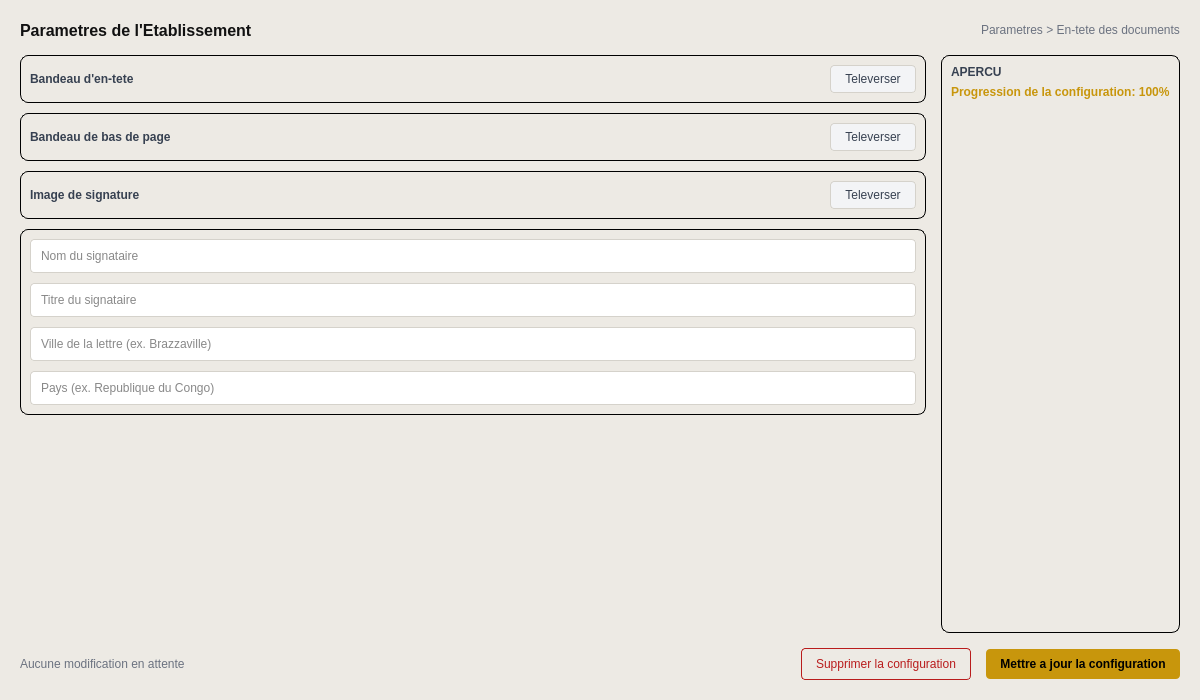
Old version of the form ui/ui_files/parametres/parametres.ui in the repository laudesmassamba1-ai/Logiciel-de-gestion-scolaire.
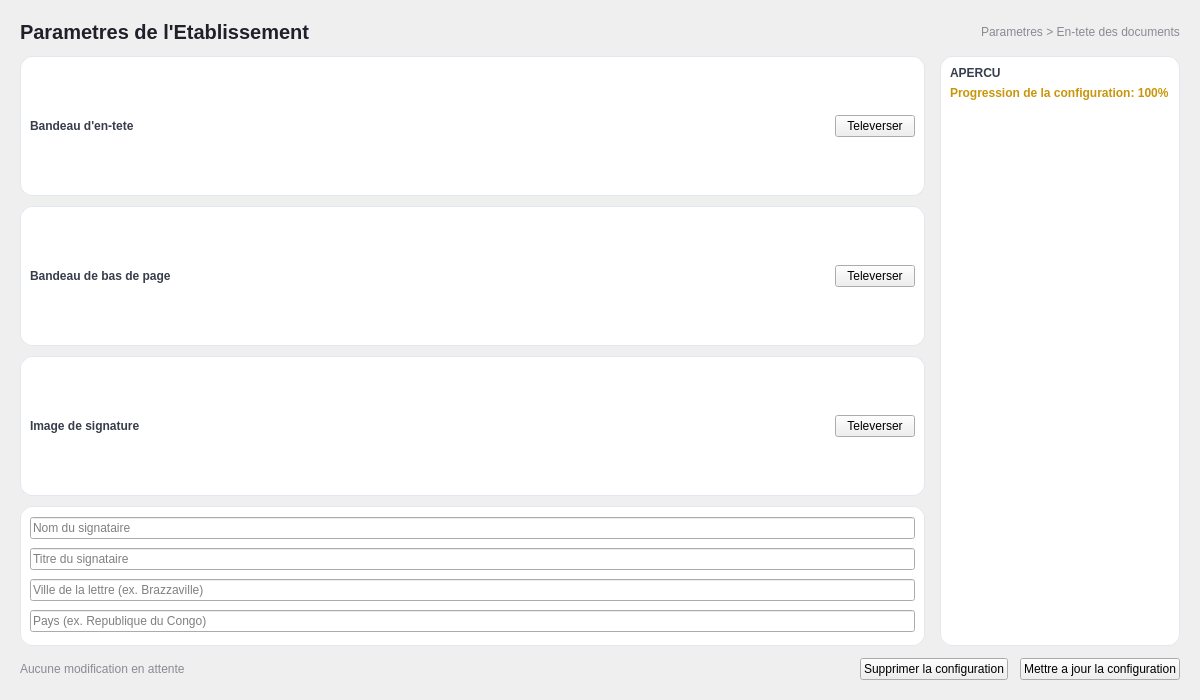
New version of the form.

Patch:
```diff
--- a/ui/ui_files/parametres/parametres.ui
+++ b/ui/ui_files/parametres/parametres.ui
@@ -13,12 +13,9 @@
   <property name="windowTitle">
    <string>Parametres de l'Etablissement</string>
   </property>
-  <property name="styleSheet">
-   <string>background-color: #EDEAE4;</string>
-  </property>
   <layout class="QVBoxLayout" name="verticalLayout">
        <property name="spacing">
-        <number>15</number>
+    <number>12</number>
        </property>
        <property name="leftMargin">
         <number>20</number>
@@ -37,7 +34,7 @@
          <item>
           <widget class="QLabel" name="lbl_title">
            <property name="styleSheet">
-            <string>color: #111111; font-size: 16px; font-weight: bold;</string>
+        <string>color: #20202A; font-size: 20px; font-weight: 700; border: none;</string>
            </property>
            <property name="text">
             <string>Parametres de l'Etablissement</string>
@@ -60,7 +57,7 @@
          <item>
           <widget class="QLabel" name="lbl_breadcrumb">
            <property name="styleSheet">
-            <string>color: #6b7280; font-size: 12px;</string>
+        <string>color: #8A8A93; font-size: 12px; border: none;</string>
            </property>
            <property name="text">
             <string>Parametres &gt; En-tete des documents</string>
@@ -76,9 +73,7 @@
          </property>
          <item>
           <widget class="QScrollArea" name="scrollArea">
-           <property name="styleSheet">
-            <string>border: none; background: transparent;</string>
-           </property>
+<property name="styleSheet"><string>QScrollArea#scrollArea { border: none; background: transparent; }</string></property>
            <property name="widgetResizable">
             <bool>true</bool>
            </property>
@@ -88,7 +83,7 @@
               <x>0</x>
               <y>0</y>
               <width>804</width>
-              <height>350</height>
+          <height>420</height>
              </rect>
             </property>
             <layout class="QVBoxLayout" name="verticalLayout_Scroll">
@@ -110,13 +105,13 @@
              <item>
               <widget class="QFrame" name="card1">
                <property name="styleSheet">
-                <string>background-color: transparent; color: #000000; border: 1px solid #000000; border-radius: 8px;</string>
+            <string>QFrame#card1 { background-color: #FFFFFF; color: #1D1D1F; border: 1px solid #E1E6EF; border-radius: 12px; }</string>
                </property>
                <layout class="QHBoxLayout" name="horizontalLayout_Card1">
                 <item>
                  <widget class="QLabel" name="lbl_card1">
                   <property name="styleSheet">
-                   <string>color: #374151; font-weight: bold; border: none;</string>
+               <string>color: #373D4A; font-weight: 700; border: none;</string>
                   </property>
                   <property name="text">
                    <string>Bandeau d'en-tete</string>
@@ -138,8 +133,8 @@
                 </item>
                 <item>
                  <widget class="QPushButton" name="btn_upload1">
-                  <property name="styleSheet">
-                   <string>background-color: #f3f4f6; color: #374151; border: 1px solid #D5D2CB; border-radius: 4px; padding: 6px 14px;</string>
+              <property name="cursor">
+               <cursorShape>PointingHandCursor</cursorShape>
                   </property>
                   <property name="text">
                    <string>Televerser</string>
@@ -152,13 +147,13 @@
              <item>
               <widget class="QFrame" name="card2">
                <property name="styleSheet">
-                <string>background-color: transparent; color: #000000; border: 1px solid #000000; border-radius: 8px;</string>
+            <string>QFrame#card2 { background-color: #FFFFFF; color: #1D1D1F; border: 1px solid #E1E6EF; border-radius: 12px; }</string>
                </property>
                <layout class="QHBoxLayout" name="horizontalLayout_Card2">
                 <item>
                  <widget class="QLabel" name="lbl_card2">
                   <property name="styleSheet">
-                   <string>color: #374151; font-weight: bold; border: none;</string>
+               <string>color: #373D4A; font-weight: 700; border: none;</string>
                   </property>
                   <property name="text">
                    <string>Bandeau de bas de page</string>
@@ -180,8 +175,8 @@
                 </item>
                 <item>
                  <widget class="QPushButton" name="btn_upload2">
-                  <property name="styleSheet">
-                   <string>background-color: #f3f4f6; color: #374151; border: 1px solid #D5D2CB; border-radius: 4px; padding: 6px 14px;</string>
+              <property name="cursor">
+               <cursorShape>PointingHandCursor</cursorShape>
                   </property>
                   <property name="text">
                    <string>Televerser</string>
@@ -194,13 +189,13 @@
              <item>
               <widget class="QFrame" name="card3">
                <property name="styleSheet">
-                <string>background-color: transparent; color: #000000; border: 1px solid #000000; border-radius: 8px;</string>
+            <string>QFrame#card3 { background-color: #FFFFFF; color: #1D1D1F; border: 1px solid #E1E6EF; border-radius: 12px; }</string>
                </property>
                <layout class="QHBoxLayout" name="horizontalLayout_Card3">
                 <item>
                  <widget class="QLabel" name="lbl_card3">
                   <property name="styleSheet">
-                   <string>color: #374151; font-weight: bold; border: none;</string>
+               <string>color: #373D4A; font-weight: 700; border: none;</string>
                   </property>
                   <property name="text">
                    <string>Image de signature</string>
@@ -222,8 +217,8 @@
                 </item>
                 <item>
                  <widget class="QPushButton" name="btn_upload3">
-                  <property name="styleSheet">
-                   <string>background-color: #f3f4f6; color: #374151; border: 1px solid #D5D2CB; border-radius: 4px; padding: 6px 14px;</string>
+              <property name="cursor">
+               <cursorShape>PointingHandCursor</cursorShape>
                   </property>
                   <property name="text">
                    <string>Televerser</string>
@@ -236,17 +231,14 @@
              <item>
               <widget class="QFrame" name="card_inputs">
                <property name="styleSheet">
-                <string>background-color: transparent; color: #000000; border: 1px solid #000000; border-radius: 8px;</string>
+            <string>QFrame#card_inputs { background-color: #FFFFFF; color: #1D1D1F; border: 1px solid #E1E6EF; border-radius: 12px; }</string>
                </property>
                <layout class="QVBoxLayout" name="verticalLayout_Inputs">
                 <property name="spacing">
-                 <number>10</number>
+             <number>8</number>
                 </property>
                 <item>
                  <widget class="QLineEdit" name="input_signer_name">
-                  <property name="styleSheet">
-                   <string>border: 1px solid #D5D2CB; border-radius: 4px; padding: 8px; background: #FFFFFF; color: #111111;</string>
-                  </property>
                   <property name="placeholderText">
                    <string>Nom du signataire</string>
                   </property>
@@ -254,9 +246,6 @@
                 </item>
                 <item>
                  <widget class="QLineEdit" name="input_signer_title">
-                  <property name="styleSheet">
-                   <string>border: 1px solid #D5D2CB; border-radius: 4px; padding: 8px; background: #FFFFFF; color: #111111;</string>
-                  </property>
                   <property name="placeholderText">
                    <string>Titre du signataire</string>
                   </property>
@@ -264,9 +253,6 @@
                 </item>
                 <item>
                  <widget class="QLineEdit" name="input_city">
-                  <property name="styleSheet">
-                   <string>border: 1px solid #D5D2CB; border-radius: 4px; padding: 8px; background: #FFFFFF; color: #111111;</string>
-                  </property>
                   <property name="placeholderText">
                    <string>Ville de la lettre (ex. Brazzaville)</string>
                   </property>
@@ -274,9 +260,6 @@
                 </item>
                 <item>
                  <widget class="QLineEdit" name="input_country">
-                  <property name="styleSheet">
-                   <string>border: 1px solid #D5D2CB; border-radius: 4px; padding: 8px; background: #FFFFFF; color: #111111;</string>
-                  </property>
                   <property name="placeholderText">
                    <string>Pays (ex. Republique du Congo)</string>
                   </property>
@@ -285,39 +268,26 @@
                </layout>
               </widget>
              </item>
-             <item>
-              <spacer name="verticalSpacer_Scroll">
-               <property name="orientation">
-                <enum>Qt::Vertical</enum>
-               </property>
-               <property name="sizeHint" stdset="0">
-                <size>
-                 <width>20</width>
-                 <height>40</height>
-                </size>
-               </property>
-              </spacer>
-             </item>
             </layout>
            </widget>
           </widget>
          </item>
          <item>
           <widget class="QFrame" name="previewCard">
-           <property name="maximumSize">
+       <property name="minimumSize">
             <size>
-             <width>320</width>
-             <height>16777215</height>
+         <width>240</width>
+         <height>0</height>
             </size>
            </property>
            <property name="styleSheet">
-            <string>background-color: transparent; color: #000000; border: 1px solid #000000; border-radius: 8px;</string>
+        <string>QFrame#previewCard { background-color: #FFFFFF; color: #1D1D1F; border: 1px solid #E1E6EF; border-radius: 12px; }</string>
            </property>
            <layout class="QVBoxLayout" name="verticalLayout_Preview">
             <item>
              <widget class="QLabel" name="lbl_preview_title">
               <property name="styleSheet">
-               <string>font-weight: bold; color: #374151; border: none;</string>
+           <string>font-weight: 700; color: #373D4A; border: none;</string>
               </property>
               <property name="text">
                <string>APERCU</string>
@@ -327,7 +297,7 @@
             <item>
              <widget class="QLabel" name="lbl_progression">
               <property name="styleSheet">
-               <string>color: #C8960C; font-weight: bold; border: none;</string>
+           <string>color: #C8960C; font-weight: 700; border: none;</string>
               </property>
               <property name="text">
                <string>Progression de la configuration: 100%</string>
@@ -357,7 +327,7 @@
          <item>
           <widget class="QLabel" name="lbl_status">
            <property name="styleSheet">
-            <string>color: #6b7280;</string>
+        <string>color: #8A8A93; border: none;</string>
            </property>
            <property name="text">
             <string>Aucune modification en attente</string>
@@ -379,8 +349,8 @@
          </item>
          <item>
           <widget class="QPushButton" name="btn_delete">
-           <property name="styleSheet">
-            <string>color: #B91C1C; background: transparent; border: 1px solid #B91C1C; border-radius: 4px; padding: 8px 14px;</string>
+       <property name="cursor">
+        <cursorShape>PointingHandCursor</cursorShape>
            </property>
            <property name="text">
             <string>Supprimer la configuration</string>
@@ -389,8 +359,8 @@
          </item>
          <item>
           <widget class="QPushButton" name="btn_update">
-           <property name="styleSheet">
-            <string>color: #000000; background-color: #C8960C; border-radius: 4px; padding: 8px 14px; font-weight: bold;</string>
+       <property name="cursor">
+        <cursorShape>PointingHandCursor</cursorShape>
            </property>
            <property name="text">
             <string>Mettre a jour la configuration</string>
```
Lines whose indentation alone changed are shown as unchanged.
